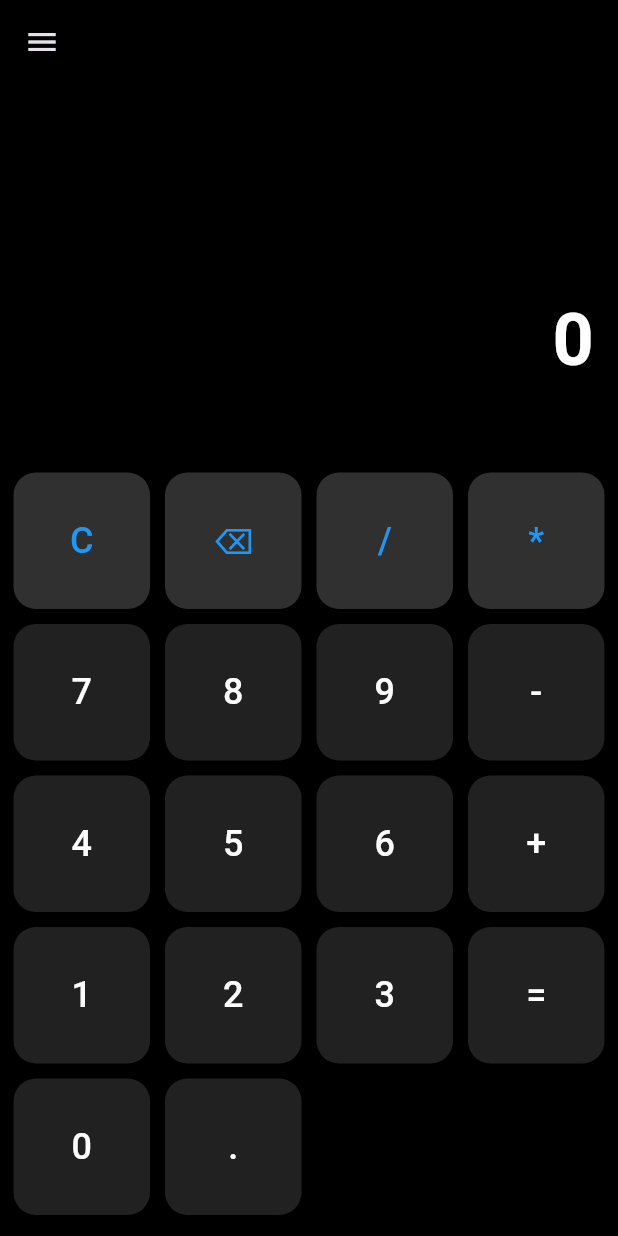
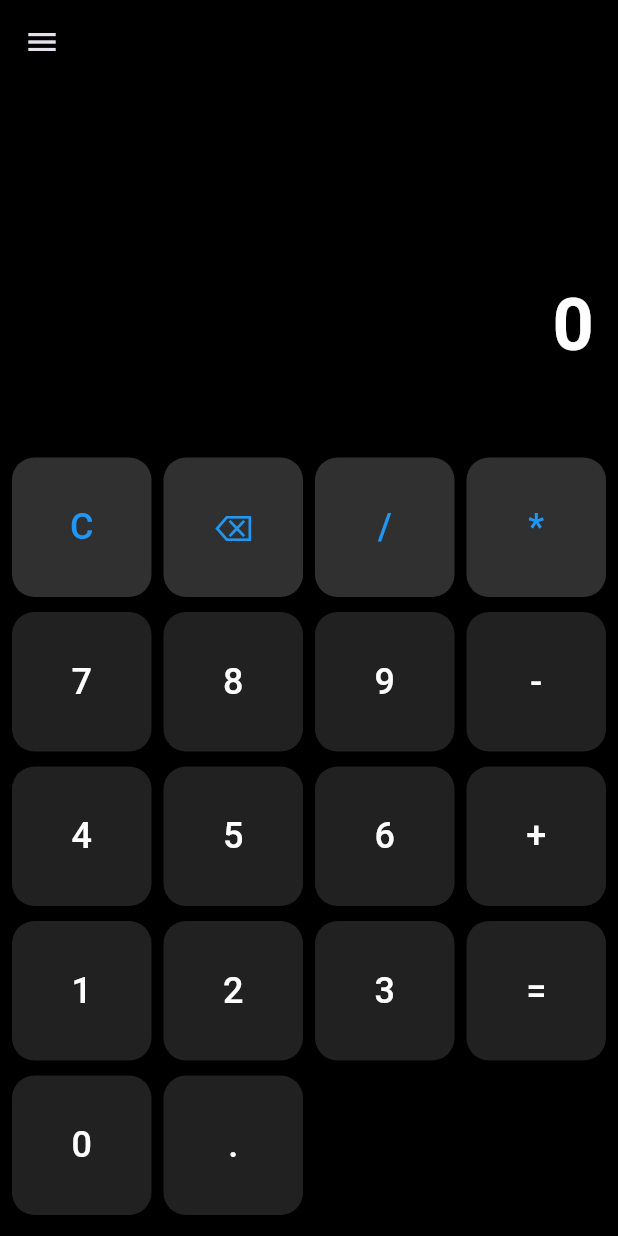
Before and after one commit to Barba2k2/calculator-flutter, a Flutter app: the screen it shows after launch, on a phone screen of 412 x 824 dp. Run offline on Flutter 3.47's test engine with Material 3 defaults, Android fonts, the phone set to English and light mode, and no system bars; our stand-ins replace firebase_core, firebase_crashlytics, math_expressions; accounts and stored records are empty.

Commit message:
chore: Update padding in buildButton method for calculator page

```diff
--- a/lib/pages/calculator_page.dart
+++ b/lib/pages/calculator_page.dart
@@ -204,9 +204,9 @@ class _CalculadoraPageState extends State<CalculadoraPage> {
   Widget buildButton(String text, {bool isSecondary = false}) {
     return Expanded(
       child: Padding(
-        padding: const EdgeInsets.symmetric(horizontal: 5),
+        padding: const EdgeInsets.symmetric(horizontal: 4),
         child: AspectRatio(
-          aspectRatio: 1,
+          aspectRatio: 1.0,
           child: ElevatedButton(
             onPressed: () => onButtonPressed(text),
             style: ElevatedButton.styleFrom(
```
